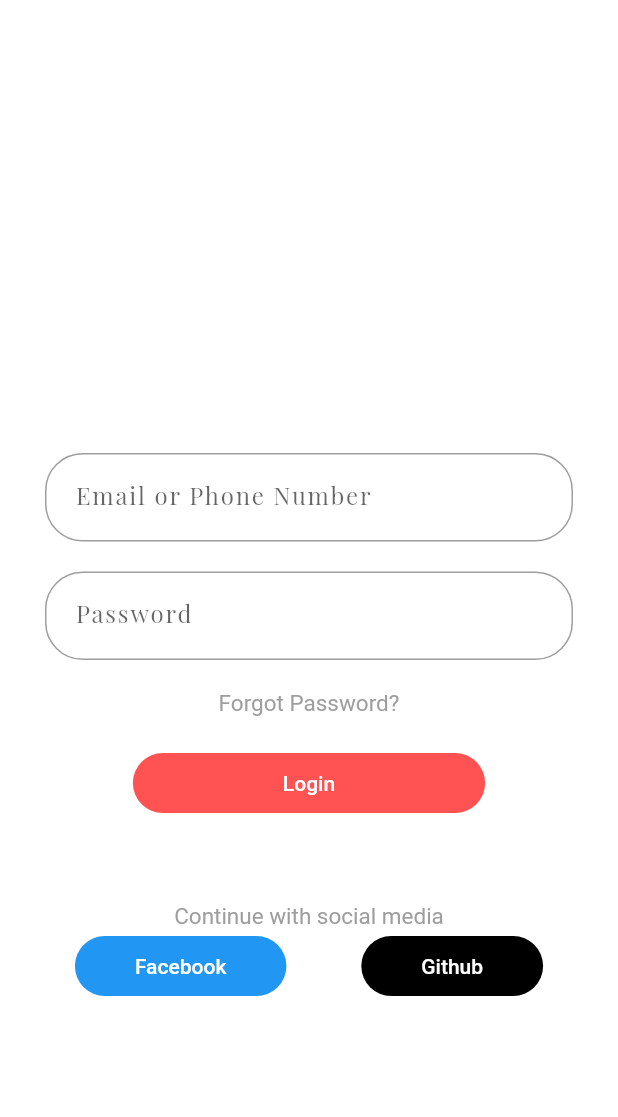
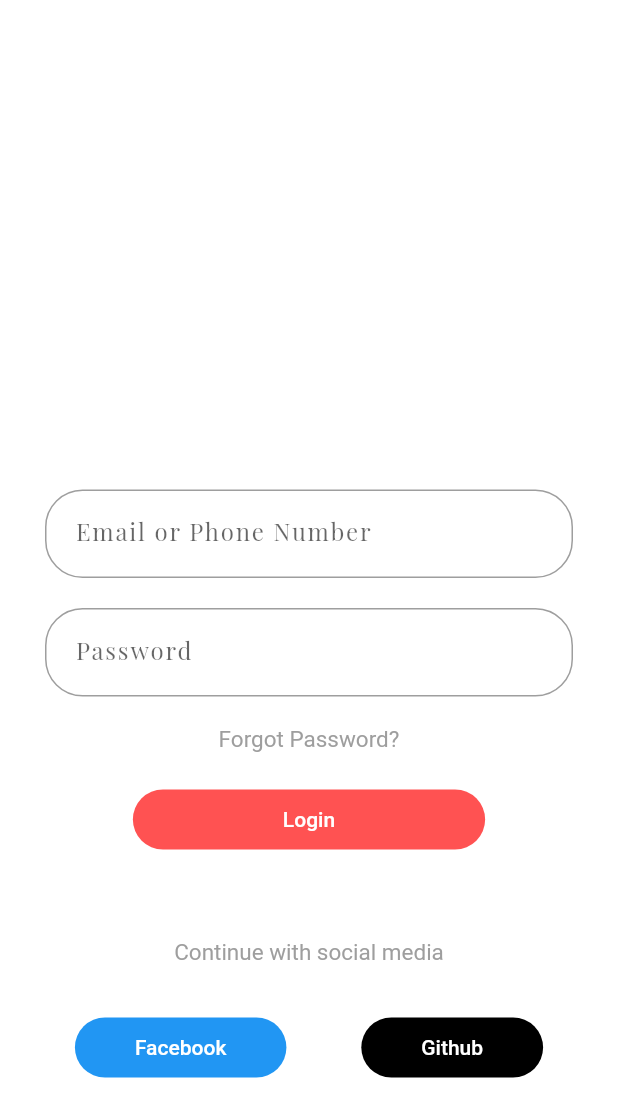
Before and after one commit to stephaniefash/flutter-login-ui-challenge, a Flutter app: the screen it shows after launch, on a phone screen of 412 x 824 dp. Shown: the top 1117 px of the screen. Run offline on Flutter 3.47's test engine with Material 2 defaults, Android fonts, the phone set to English and light mode, and no system bars.

```diff
--- a/lib/login_page.dart
+++ b/lib/login_page.dart
@@ -26,8 +26,8 @@ class _LoginPageState extends State<LoginPage>
     );
 
     _offsetAnimation = Tween(
-      begin: const Offset(0, 2.0),
-      end: Offset.zero,
+      begin: const Offset(0, 1.5),
+      end:  const Offset(0, 0.05),
     ).animate(CurvedAnimation(
       parent: _controller,
       curve: Curves.elasticIn,
@@ -65,13 +65,16 @@ class _LoginPageState extends State<LoginPage>
                         topRight: const Radius.circular(50.0),
                       )),
                   child: Column(
-                    mainAxisAlignment: MainAxisAlignment.spaceBetween,
+                    mainAxisAlignment: MainAxisAlignment.spaceEvenly,
                     children: [
                       SizedBox(
                         height: 300,
                         child: LoginForm(),
                       ),
                       customDefaultText(continueWithSocialText),
+                      SizedBox(
+                        height: 30,
+                      ),
                       Row(
                         mainAxisAlignment: MainAxisAlignment.spaceEvenly,
                         children: [
```
